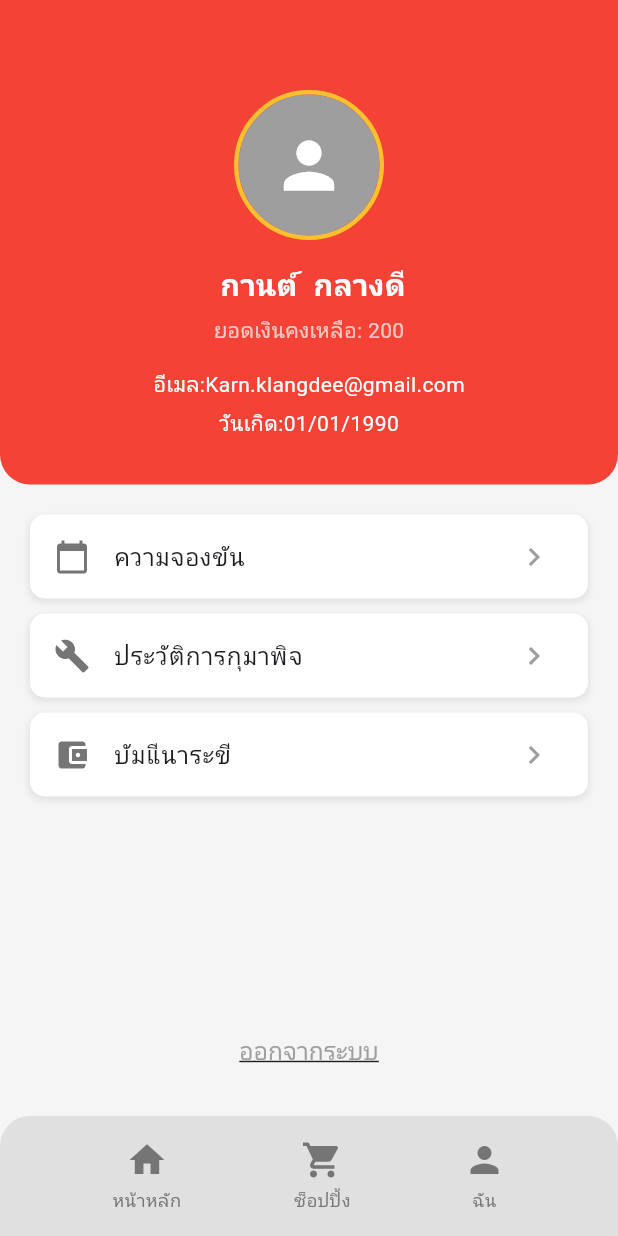
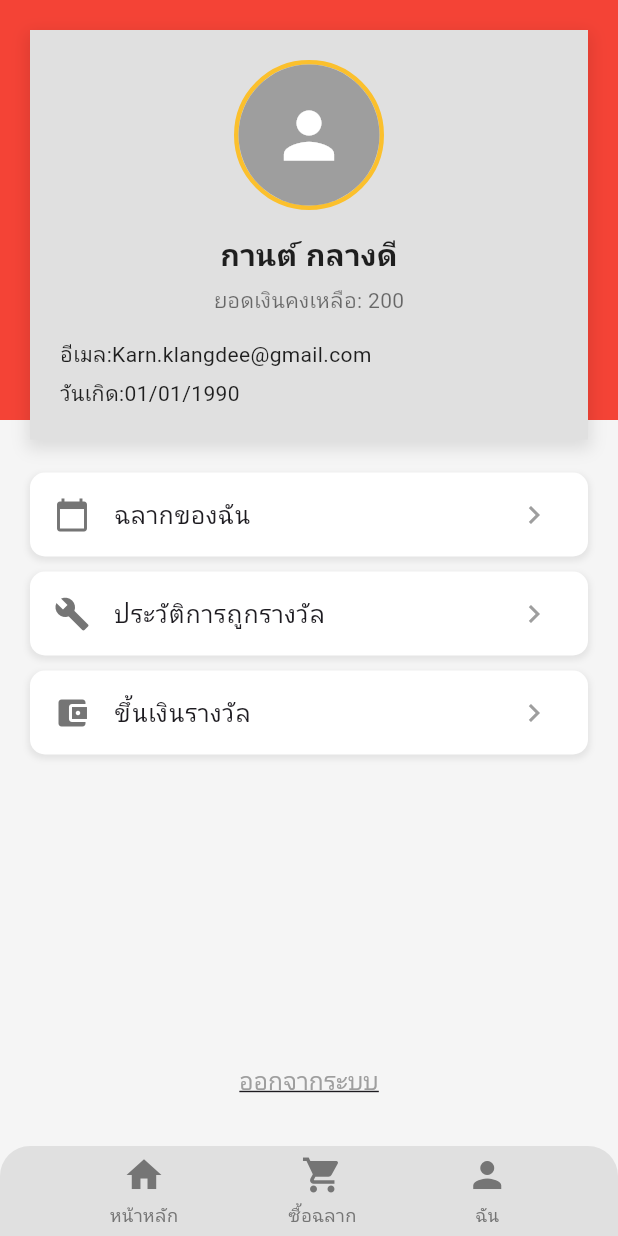
Before and after one commit to MACROG33/LottoReddragon, a Flutter app: the screen it shows after launch, on a phone screen of 412 x 824 dp. Run offline on Flutter 3.47's test engine with Material 3 defaults, Android fonts, the phone set to English and light mode, and no system bars.

Commit message:
update info2

```diff
--- a/lotto/lib/pages/info.dart
+++ b/lotto/lib/pages/info.dart
@@ -7,88 +7,36 @@ class ProfilePage extends StatelessWidget {
   Widget build(BuildContext context) {
     return Scaffold(
       backgroundColor: Colors.grey[100],
-      body: Column(
+      body: Stack(
+        children: [
+          Column(
             children: [
               // Top Profile Section with Red Background
               Container(
                 width: double.infinity,
-            decoration: const BoxDecoration(
-              color: Colors.red,
-              borderRadius: BorderRadius.only(
-                bottomLeft: Radius.circular(20),
-                bottomRight: Radius.circular(20),
-              ),
-            ),
-            padding: const EdgeInsets.fromLTRB(20, 60, 20, 30),
-            child: Column(
-              children: [
-                // Profile Avatar with Border
-                Container(
-                  width: 100,
-                  height: 100,
-                  decoration: BoxDecoration(
-                    shape: BoxShape.circle,
-                    border: Border.all(color: Colors.yellow[700]!, width: 3),
-                  ),
-                  child: const CircleAvatar(
-                    radius: 48,
-                    backgroundColor: Colors.grey,
-                    child: Icon(Icons.person, size: 50, color: Colors.white),
-                  ),
-                ),
-                const SizedBox(height: 15),
-                // Name
-                const Text(
-                  ' กานต์  กลางดี',
-                  style: TextStyle(
-                    color: Colors.white,
-                    fontSize: 20,
-                    fontWeight: FontWeight.bold,
-                  ),
-                ),
-                const SizedBox(height: 5),
-                // Subtitle
-                const Text(
-                  'ยอดเงินคงเหลือ: 200',
-                  style: TextStyle(color: Colors.white70, fontSize: 14),
-                ),
-                const SizedBox(height: 15),
-                // Email
-                const Text(
-                  'อีเมล:Karn.klangdee@gmail.com',
-                  style: TextStyle(color: Colors.white, fontSize: 14),
-                ),
-                const SizedBox(height: 5),
-                // Date
-                const Text(
-                  'วันเกิด:01/01/1990',
-                  style: TextStyle(color: Colors.white, fontSize: 14),
-                ),
-              ],
-            ),
+                height: 280,
+                decoration: const BoxDecoration(color: Colors.red),
               ),
 
-          const SizedBox(height: 20),
-
-          // Menu Items
+              // Menu Items Section
               Expanded(
                 child: Padding(
-              padding: const EdgeInsets.symmetric(horizontal: 20),
+                  padding: const EdgeInsets.fromLTRB(20, 35, 20, 0),
                   child: Column(
                     children: [
                       _buildMenuItem(
                         icon: Icons.calendar_today,
-                    title: 'ความจองขัน',
+                        title: 'ฉลากของฉัน',
                         onTap: () {},
                       ),
                       _buildMenuItem(
                         icon: Icons.build,
-                    title: 'ประวัติการกุมาพิจ',
+                        title: 'ประวัติการถูกรางวัล',
                         onTap: () {},
                       ),
                       _buildMenuItem(
                         icon: Icons.account_balance_wallet,
-                    title: 'บัมแีนาระขี',
+                        title: 'ขึ้นเงินรางวัล',
                         onTap: () {},
                       ),
 
@@ -115,7 +63,7 @@ class ProfilePage extends StatelessWidget {
 
               // Bottom Navigation
               Container(
-            height: 80,
+                height: 60,
                 decoration: BoxDecoration(
                   color: Colors.grey[300],
                   borderRadius: const BorderRadius.only(
@@ -127,9 +75,84 @@ class ProfilePage extends StatelessWidget {
                   mainAxisAlignment: MainAxisAlignment.spaceEvenly,
                   children: [
                     _buildBottomNavItem(Icons.home, 'หน้าหลัก'),
-                _buildBottomNavItem(Icons.shopping_cart, 'ช็อปปิ้ง'),
+                    _buildBottomNavItem(Icons.shopping_cart, 'ซื้อฉลาก'),
                     _buildBottomNavItem(Icons.person, 'ฉัน'),
                   ],
+                ),
+              ),
+            ],
+          ),
+
+          // Overlapping Grey Rectangle with Profile Content
+          Positioned(
+            top: 20,
+            left: 20,
+            right: 20,
+            child: Container(
+              padding: const EdgeInsets.all(20),
+              decoration: BoxDecoration(
+                color: Colors.grey[300],
+                boxShadow: [
+                  BoxShadow(
+                    color: Colors.black.withOpacity(0.1),
+                    spreadRadius: 2,
+                    blurRadius: 8,
+                    offset: const Offset(0, 4),
+                  ),
+                ],
+              ),
+              child: Column(
+                children: [
+                  // Profile Avatar with Border
+                  Container(
+                    width: 100,
+                    height: 100,
+                    decoration: BoxDecoration(
+                      shape: BoxShape.circle,
+                      border: Border.all(color: Colors.yellow[700]!, width: 3),
+                    ),
+                    child: const CircleAvatar(
+                      radius: 48,
+                      backgroundColor: Colors.grey,
+                      child: Icon(Icons.person, size: 50, color: Colors.white),
+                    ),
+                  ),
+                  const SizedBox(height: 15),
+                  // Name
+                  const Text(
+                    'กานต์ กลางดี',
+                    style: TextStyle(
+                      color: Colors.black87,
+                      fontSize: 20,
+                      fontWeight: FontWeight.bold,
+                    ),
+                  ),
+                  const SizedBox(height: 5),
+                  // Subtitle
+                  const Text(
+                    'ยอดเงินคงเหลือ: 200',
+                    style: TextStyle(color: Colors.black54, fontSize: 14),
+                  ),
+                  const SizedBox(height: 15),
+                  // Email
+                  Align(
+                    alignment: Alignment.centerLeft,
+                    child: const Text(
+                      'อีเมล:Karn.klangdee@gmail.com',
+                      style: TextStyle(color: Colors.black87, fontSize: 14),
+                    ),
+                  ),
+                  const SizedBox(height: 5),
+                  // Date
+                  Align(
+                    alignment: Alignment.centerLeft,
+                    child: const Text(
+                      'วันเกิด:01/01/1990',
+                      style: TextStyle(color: Colors.black87, fontSize: 14),
+                    ),
+                  ),
+                ],
+              ),
             ),
           ),
         ],
```
Lines whose indentation alone changed are shown as unchanged.
